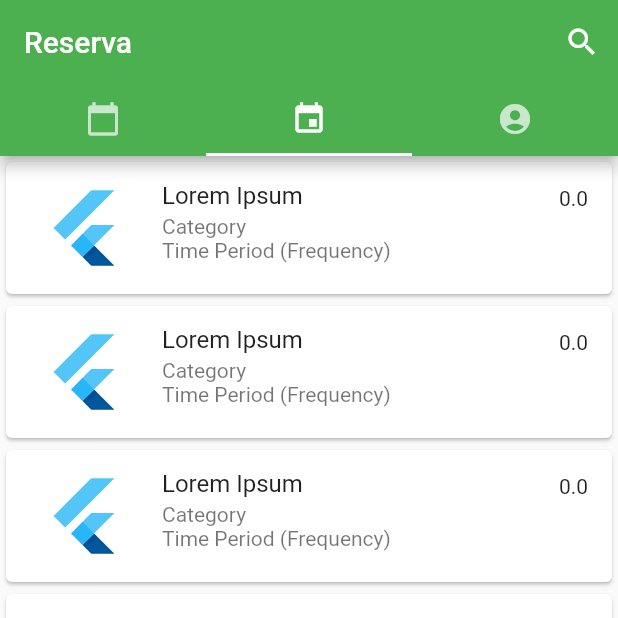
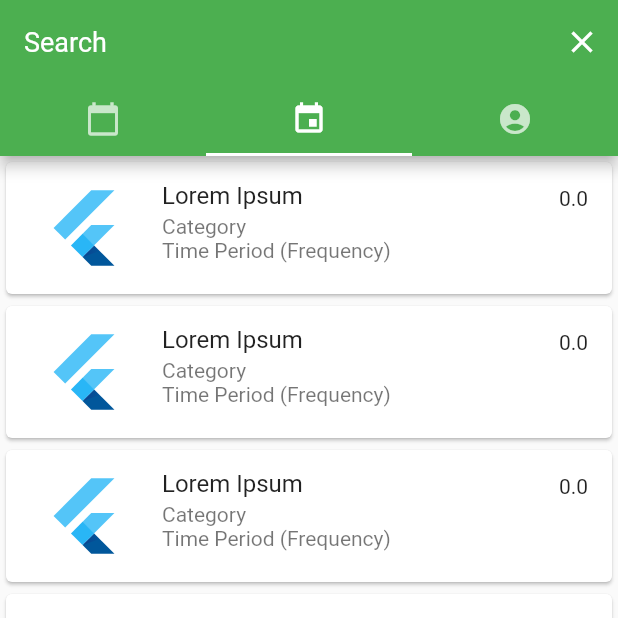
Before and after one commit to Pascal-Inc/Reserva-Flutter, a Flutter app: the screen it shows after launch, tab 2 chosen, scrolled down 576 dp, after a tap on the "search" icon, on a phone screen of 412 x 824 dp, the top half of it. Run offline on Flutter 3.47's test engine with Material 2 defaults, Android fonts, the phone set to English and light mode, and no system bars.

Commit message:
Search Bar

```diff
--- a/lib/Tabs.dart
+++ b/lib/Tabs.dart
@@ -1,6 +1,14 @@
 import 'package:flutter/material.dart';
 
-class TabBarClass extends StatelessWidget {
+class TabBarClass extends StatefulWidget {
+  @override
+  _TabBarClassState createState() => _TabBarClassState();
+}
+
+class _TabBarClassState extends State<TabBarClass> {
+  Icon customIcon = Icon(Icons.search);
+  Widget customSearchBar = Text("App Name");
+
   @override
   Widget build(BuildContext context) {
     return MaterialApp(
@@ -20,12 +28,28 @@ class TabBarClass extends StatelessWidget {
                     Tab(icon: Icon(Icons.account_circle))
                   ],
                 ),
-                title: Text('Reserva'),
+                title: customSearchBar,
                 actions: <Widget>[
                   IconButton(
-                      icon: Icon(Icons.search),
+                      icon: customIcon,
                       onPressed: () {
-                        showSearch(context: context, delegate: Search());
+                        setState(() {
+                          if (this.customIcon.icon == Icons.search) {
+                            this.customIcon = Icon(Icons.clear);
+                            this.customSearchBar = TextField(
+                              textInputAction: TextInputAction.go,
+                              style:
+                                  TextStyle(color: Colors.white, fontSize: 18),
+                              decoration: InputDecoration(
+                                  border: InputBorder.none,
+                                  hintStyle: TextStyle(color: Colors.white),
+                                  hintText: "Search"),
+                            );
+                          } else {
+                            this.customIcon = Icon(Icons.search);
+                            this.customSearchBar = Text("AppBar");
+                          }
+                        });
                       })
                 ],
               ),
@@ -142,6 +166,7 @@ class TabBarClass extends StatelessWidget {
                           // trailing: Icon(Icons.more_vert),
                           trailing: Text('4.2'),
                           /*
+
                                                   Row(
                                                     crossAxisAlignment: CrossAxisAlignment.center,
                                                     children: <Widget>[
@@ -181,6 +206,7 @@ class TabBarClass extends StatelessWidget {
                           onTap: () {},
                         ),
                       ),
+                      // ),
                       /*
                                               Card(child: ListTile(title: Text('One-line ListTile'))),
                                               Card(
@@ -560,6 +586,7 @@ class TabBarClass extends StatelessWidget {
                       ),
                     ),
                   ]),
+
                   // Text("All Events"),
                   // Text("Search"),
                   Text("Settings")
--- a/lib/Welcome.dart
+++ b/lib/Welcome.dart
@@ -1,4 +1,5 @@
 import 'package:flutter/material.dart';
+// import 'package:reserva_flutter/Home.dart';
 import 'package:reserva_flutter/Tabs.dart';
 
 void main() {
@@ -28,7 +29,8 @@ class MyApp extends StatelessWidget {
           // closer together (more dense) than on mobile platforms.
           visualDensity: VisualDensity.adaptivePlatformDensity,
         ),
-        home: TabBarClass() // MyHomePage(title: 'Reserva Flutter Home Page'),
+        home:
+            /* HomePage()*/ TabBarClass() // MyHomePage(title: 'Reserva Flutter Home Page'),
         );
   }
 }
```
Also changed, not shown: lib/Home.dart (+45 -2 lines).
